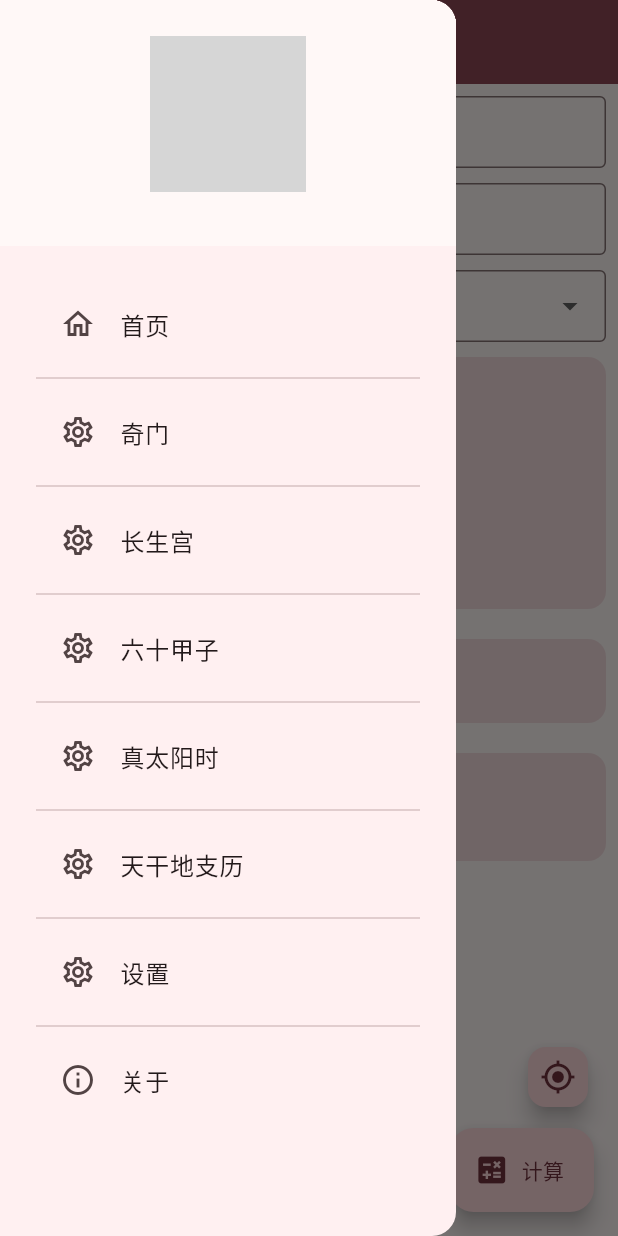
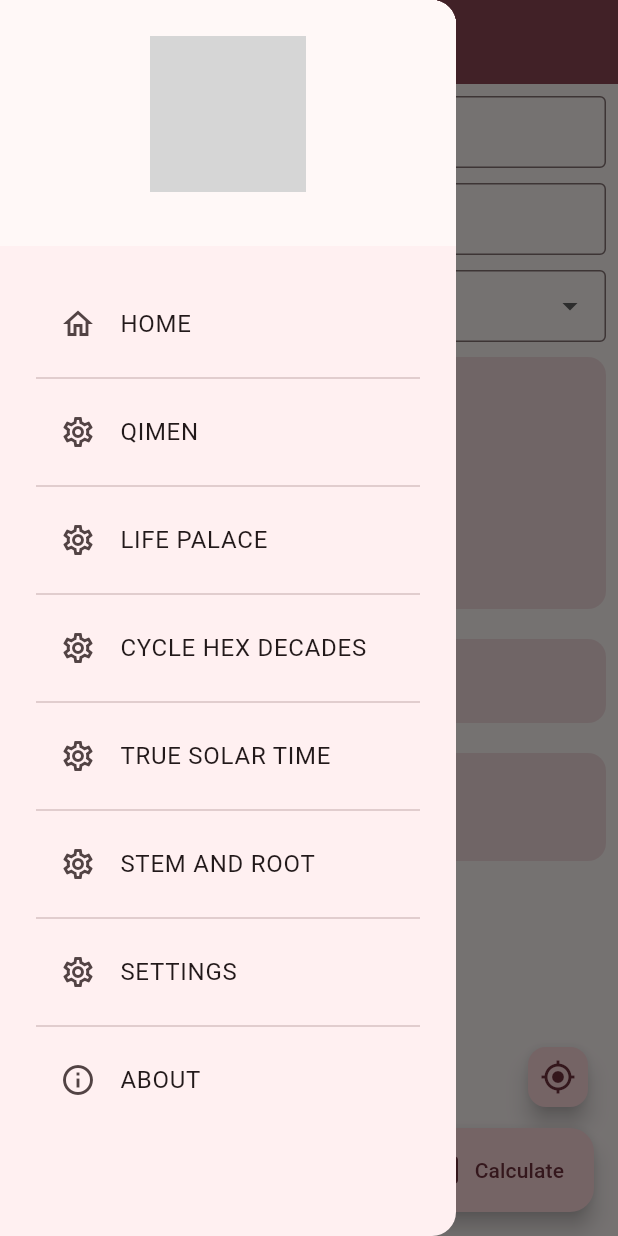
Before and after one commit to xuanyunhui/cfm-learning, a Flutter app: the SolarTimeScreen screen opened by its route, with the side drawer open, on a phone screen of 412 x 824 dp. Run offline on Flutter 3.47's test engine with Material 2 defaults, Android fonts, the phone set to English and light mode, and no system bars; our stand-ins replace flutter_native_timezone, geolocator, shared_preferences, timezone; missing offline and left inert: lunar, qimen; accounts and stored records are empty; network calls fail; grey boxes are pictures that could not be loaded.

Commit message:
国际化

```diff
--- a/lib/cycle_hex_decades.dart
+++ b/lib/cycle_hex_decades.dart
@@ -2,6 +2,7 @@ import 'package:flutter/material.dart';
 import 'package:lunar/calendar/util/LunarUtil.dart';
 
 import 'drawerbuilder.dart';
+import 'generated/l10n.dart';
 
 class CycleHexDecades extends StatefulWidget {
   const CycleHexDecades({super.key});
@@ -42,7 +43,7 @@ class _CycleHexDecades extends State<CycleHexDecades> {
 
     return Scaffold(
       appBar: AppBar(
-        title: const Text('六十甲子'),
+        title: Text(S.of(context).cycleTitle),
         centerTitle: true,
         backgroundColor: Theme.of(context).primaryColor,
       ),
@@ -61,10 +62,10 @@ class _CycleHexDecades extends State<CycleHexDecades> {
                   onChanged: (StemLabel? stem) {
                     selected.selectedStem.value = stem;
                   },
-                  decoration: const InputDecoration(
-                    labelText: '天干',
-                    border: OutlineInputBorder(),
-                    constraints: BoxConstraints(maxWidth: 100),
+                  decoration: InputDecoration(
+                    labelText: S.of(context).stem,
+                    border: const OutlineInputBorder(),
+                    constraints: const BoxConstraints(maxWidth: 100),
                     isDense: true
                   ),
                 ),
@@ -75,10 +76,10 @@ class _CycleHexDecades extends State<CycleHexDecades> {
                   onChanged: (RootLabel? root) {
                     selected.selectedRoot.value = root;
                   },
-                  decoration: const InputDecoration(
-                    labelText: '地支',
-                    border: OutlineInputBorder(),
-                    constraints: BoxConstraints(maxWidth: 100),
+                  decoration: InputDecoration(
+                    labelText: S.of(context).root,
+                    border: const OutlineInputBorder(),
+                    constraints: const BoxConstraints(maxWidth: 100),
                     isDense: true
                   ),
                 ),
--- a/lib/drawerbuilder.dart
+++ b/lib/drawerbuilder.dart
@@ -1,4 +1,6 @@
 import 'package:flutter/material.dart';
+
+import 'generated/l10n.dart';
 
 class NavigationDrawerBuilder extends StatelessWidget {
   const NavigationDrawerBuilder({Key? key}) : super(key: key);
@@ -49,7 +51,7 @@ class NavigationDrawerBuilder extends StatelessWidget {
             children: [
               ListTile(
                   leading: const Icon(Icons.home_outlined),
-                  title: const Text('首页'),
+                  title: Text(S.of(context).homeTitle),
                   onTap: () {
                     //close navigation drawer before
                     Navigator.pop(context);
@@ -59,7 +61,7 @@ class NavigationDrawerBuilder extends StatelessWidget {
               const Divider(),
               ListTile(
                   leading: const Icon(Icons.settings_outlined),
-                  title: const Text('奇门'),
+                  title: Text(S.of(context).qimenTitle),
                   onTap: () {
                     Navigator.pop(context);
                     Navigator.pushReplacementNamed(context, '/qimen');
@@ -67,7 +69,7 @@ class NavigationDrawerBuilder extends StatelessWidget {
               const Divider(),
               ListTile(
                   leading: const Icon(Icons.settings_outlined),
-                  title: const Text('长生宫'),
+                  title: Text(S.of(context).lifePalaceTitle),
                   onTap: () {
                     Navigator.pop(context);
                     Navigator.pushReplacementNamed(context, '/lifepalace');
@@ -75,7 +77,7 @@ class NavigationDrawerBuilder extends StatelessWidget {
               const Divider(),
               ListTile(
                   leading: const Icon(Icons.settings_outlined),
-                  title: const Text('六十甲子'),
+                  title: Text(S.of(context).cycleTitle),
                   onTap: () {
                     Navigator.pop(context);
                     Navigator.pushReplacementNamed(context, '/cyclehexdecades');
@@ -83,7 +85,7 @@ class NavigationDrawerBuilder extends StatelessWidget {
               const Divider(),
               ListTile(
                   leading: const Icon(Icons.settings_outlined),
-                  title: const Text('真太阳时'),
+                  title: Text(S.of(context).solarTimeTitle),
                   onTap: () {
                     Navigator.pop(context);
                     Navigator.pushReplacementNamed(context, '/solartime');
@@ -91,7 +93,7 @@ class NavigationDrawerBuilder extends StatelessWidget {
               const Divider(),
               ListTile(
                   leading: const Icon(Icons.settings_outlined),
-                  title: const Text('天干地支历'),
+                  title: Text(S.of(context).timesetTitle),
                   onTap: () {
                     // Navigator.pop(context);
                     Navigator.pushReplacementNamed(context, '/timesetcalendar');
@@ -99,7 +101,7 @@ class NavigationDrawerBuilder extends StatelessWidget {
               const Divider(),
               ListTile(
                   leading: const Icon(Icons.settings_outlined),
-                  title: const Text('设置'),
+                  title: Text(S.of(context).settingTitle),
                   onTap: () {
                     // Navigator.pop(context);
                     Navigator.pushReplacementNamed(context, '/settings');
@@ -107,7 +109,7 @@ class NavigationDrawerBuilder extends StatelessWidget {
               const Divider(),
               ListTile(
                 leading: const Icon(Icons.info_outline),
-                title: const Text('关于'),
+                title: Text(S.of(context).aboutTitle),
                 onTap: () {
                   showAboutDialog(
                     context: context,
--- /dev/null
+++ b/lib/l10n/intl_en.arb
@@ -0,0 +1,39 @@
+{
+    "homeTitle": "HOME",
+    "qimenTitle": "QIMEN",
+    "lifePalaceTitle": "LIFE PALACE",
+    "cycleTitle": "CYCLE HEX DECADES",
+    "solarTimeTitle": "TRUE SOLAR TIME",
+    "timesetTitle": "STEM AND ROOT",
+    "settingTitle": "SETTINGS",
+    "aboutTitle": "ABOUT",
+    "stem": "Stem",
+    "root": "Root",
+    "lifePalace": "Life Palace",
+    "homeDescribe": "The author is lazy and keeps the default page of this project, maybe we can add something here in the future.",
+    "refreshQuestion": "Refresh Question",
+    "date": "Date",
+    "time": "Time",
+    "theme": "Theme",
+    "tooltipGetLocation": "Get current location",
+    "getLocationHint": "Missing location...",
+    "calculateButton": "Calculate",
+    "latitudeLabel": "Latitude",
+    "longitudeLabel": "Longitude",
+    "timeZoneLabel": "Time Zone",
+    "equationOfTimeText": "EOT",
+    "solarTimeText": "TST",
+    "geographicalTimeDifferenceText": "GTD",
+    "lunarText": "Lunar",
+    "timesetText": "Timeset",
+    "yearStemText": "Year Stem",
+    "yearRootText": "Year Root",
+    "monthStemText": "Month Stem",
+    "monthRootText": "Month Root",
+    "dayStemText": "Day Stem",
+    "dayRootText": "Day Root",
+    "hourStemText": "Time Stem",
+    "hourRootText": "Time Root",
+    "gongliText": "Date"
+
+}
--- a/lib/qimen.dart
+++ b/lib/qimen.dart
@@ -8,6 +8,7 @@ import 'package:qimen/qimen.dart';
 
 import 'drawerbuilder.dart';
 import '../extensions/datetime_extensions.dart';
+import 'generated/l10n.dart';
 
 class QiMenContent extends StatefulWidget {
   final DateTime? date;
@@ -67,7 +68,7 @@ class _QiMenContentState extends State<QiMenContent>
 
     return Scaffold(
         appBar: AppBar(
-          title: const Text("奇门"),
+          title: Text(S.of(context).qimenTitle),
           centerTitle: true,
           backgroundColor: Theme.of(context).primaryColor,
         ),
@@ -83,9 +84,9 @@ class _QiMenContentState extends State<QiMenContent>
                     child: TextField(
                         controller:
                             dateController, //editing controller of this TextField
-                        decoration: const InputDecoration(
-                          border: OutlineInputBorder(),
-                          labelText: "日期",
+                        decoration: InputDecoration(
+                          border: const OutlineInputBorder(),
+                          labelText: S.of(context).date,
                           isDense: true,
                         ),
                         readOnly: true, // when true user cannot edit text
@@ -113,9 +114,9 @@ class _QiMenContentState extends State<QiMenContent>
                     child: TextField(
                         controller:
                             timeController, //editing controller of this TextField
-                        decoration: const InputDecoration(
-                            border: OutlineInputBorder(),
-                            labelText: "时间",
+                        decoration: InputDecoration(
+                            border: const OutlineInputBorder(),
+                            labelText: S.of(context).time,
                             isDense: true),
                         readOnly: true, // when true user cannot edit text
                         onTap: () async {
--- a/lib/settings.dart
+++ b/lib/settings.dart
@@ -4,6 +4,7 @@ import 'package:flutter/material.dart';
 import 'package:provider/provider.dart';
 
 import 'extensions/enum_type.dart';
+import 'generated/l10n.dart';
 
 class Settings extends StatefulWidget {
   const Settings({super.key});
@@ -36,7 +37,7 @@ class _SettingsState extends State<Settings> {
 
     return Scaffold(
       appBar: AppBar(
-        title: const Text('设置'),
+        title: Text(S.of(context).settingTitle),
         centerTitle: true,
         backgroundColor: Theme.of(context).primaryColor,
         ),
@@ -51,8 +52,8 @@ class _SettingsState extends State<Settings> {
               _setTheme(color.index);
             }
           },
-          decoration: const InputDecoration(
-              labelText: 'Theme', border: OutlineInputBorder(), isDense: true),
+          decoration: InputDecoration(
+              labelText: S.of(context).theme, border: const OutlineInputBorder(), isDense: true),
         ),
       ),
     );
--- a/lib/solar_time.dart
+++ b/lib/solar_time.dart
@@ -1,5 +1,4 @@
 import 'dart:math';
-import 'package:geolocator/geolocator.dart';
 import 'package:timezone/timezone.dart';
 
 class SolarTime {
--- a/lib/true_solar_time.dart
+++ b/lib/true_solar_time.dart
@@ -12,6 +12,7 @@ import 'package:timezone/timezone.dart';
 // import 'package:timezone/data/latest.dart' as tz;
 
 import 'extensions/datetime_extensions.dart';
+import 'generated/l10n.dart';
 import 'timeset_widget.dart';
 import 'drawerbuilder.dart';
 import 'solar_time.dart';
@@ -98,7 +99,7 @@ class _SolarTimeState extends State<SolarTimeScreen> {
     return Scaffold(
         resizeToAvoidBottomInset: false,
         appBar: AppBar(
-          title: const Text("真太阳时"),
+          title: Text(S.of(context).solarTimeTitle),
           centerTitle: true,
           backgroundColor: Theme.of(context).primaryColor,
         ),
@@ -116,7 +117,7 @@ class _SolarTimeState extends State<SolarTimeScreen> {
                   debugPrint(error.toString());
                 });
               },
-              tooltip: 'Get current location',
+              tooltip: S.of(context).tooltipGetLocation,
               child: const Icon(Icons.my_location),
             ),
             const SizedBox(
@@ -127,8 +128,8 @@ class _SolarTimeState extends State<SolarTimeScreen> {
                 if (_latitudeController.text.isEmpty ||
                     _longitudeController.text.isEmpty) {
                   ScaffoldMessenger.of(context).showSnackBar(
-                    const SnackBar(
-                      content: Text('请输入经纬度'),
+                    SnackBar(
+                      content: Text(S.of(context).getLocationHint),
                     ),
                   );
                   return;
@@ -145,7 +146,7 @@ class _SolarTimeState extends State<SolarTimeScreen> {
                     double.parse(_longitudeController.text));
               },
               tooltip: '计算真太阳时',
-              label: const Text('计算'),
+              label: Text(S.of(context).calculateButton),
               icon: const Icon(Icons.calculate),
               heroTag: null,
             ),
@@ -161,9 +162,9 @@ class _SolarTimeState extends State<SolarTimeScreen> {
                     child: TextField(
                         controller:
                             dateController, //editing controller of this TextField
-                        decoration: const InputDecoration(
-                          border: OutlineInputBorder(),
-                          labelText: "日期",
+                        decoration: InputDecoration(
+                          border: const OutlineInputBorder(),
+                          labelText: S.of(context).date,
                           isDense: true,
                         ),
                         readOnly: true, // when true user cannot edit text
@@ -189,9 +190,9 @@ class _SolarTimeState extends State<SolarTimeScreen> {
                     child: TextField(
                         controller:
                             timeController, //editing controller of this TextField
-                        decoration: const InputDecoration(
-                            border: OutlineInputBorder(),
-                            labelText: "时间",
+                        decoration: InputDecoration(
+                            border: const OutlineInputBorder(),
+                            labelText: S.of(context).time,
                             isDense: true),
                         readOnly: true, // when true user cannot edit text
                         onTap: () async {
@@ -218,9 +219,9 @@ class _SolarTimeState extends State<SolarTimeScreen> {
                   Expanded(
                     child: TextField(
                       controller: _latitudeController,
-                      decoration: const InputDecoration(
-                          border: OutlineInputBorder(),
-                          labelText: 'Latitude',
+                      decoration: InputDecoration(
+                          border: const OutlineInputBorder(),
+                          labelText: S.of(context).latitudeLabel,
                           isDense: true),
                     ),
                   ),
@@ -228,9 +229,9 @@ class _SolarTimeState extends State<SolarTimeScreen> {
                   Expanded(
                     child: TextField(
                       controller: _longitudeController,
-                      decoration: const InputDecoration(
-                          border: OutlineInputBorder(),
-                          labelText: 'Longitude',
+                      decoration: InputDecoration(
+                          border: const OutlineInputBorder(),
+                          labelText: S.of(context).longitudeLabel,
                           isDense: true),
                     ),
                   ),
@@ -248,9 +249,9 @@ class _SolarTimeState extends State<SolarTimeScreen> {
                 onChanged: (Location? tLocation) {
                   location.location.value = tLocation!;
                 },
-                decoration: const InputDecoration(
-                    labelText: '时区',
-                    border: OutlineInputBorder(),
+                decoration: InputDecoration(
+                    labelText: S.of(context).timeZoneLabel,
+                    border: const OutlineInputBorder(),
                     isDense: true),
               ),
               Card(
@@ -264,19 +265,19 @@ class _SolarTimeState extends State<SolarTimeScreen> {
                     return Column(
                       children: [
                         ListTile(
-                          leading: const Text('均时差：'),
+                          leading: Text("${S.of(context).equationOfTimeText}:"),
                           title: Text(value != null
                               ? formatDuration(value.equationOfTime)
                               : ""),
                         ),
                         ListTile(
-                          leading: const Text('地理时差：'),
+                          leading: Text("${S.of(context).geographicalTimeDifferenceText}:"),
                           title: Text(value != null
                               ? formatDuration(value.geoTimeDifference)
                               : ""),
                         ),
                         ListTile(
-                            leading: const Text('真太阳时：'),
+                            leading: Text("${S.of(context).solarTimeText}:"),
                             title: Text(value != null
                                 ? DateFormat('y/MM/dd HH:mm:ss')
                                     .format(value.localSolarTime)
@@ -331,7 +332,7 @@ class _SolarTimeState extends State<SolarTimeScreen> {
                     return Column(
                       children: [
                         ListTile(
-                          leading: const Text('农历:'),
+                          leading: Text("${S.of(context).lunarText}:"),
                           title: lunar != null
                               ? Text(lunar.toString())
                               : const Text(""),
@@ -359,7 +360,7 @@ class _SolarTimeState extends State<SolarTimeScreen> {
                     return Column(
                       children: [
                         ListTile(
-                          title: const Text('时间局'),
+                          title: Text("${S.of(context).timesetText}:"),
                           subtitle: timeset != null
                               ? TimesetWidget(timeset: timeset)
                               : const Text(""),
```
Also changed, not shown: lib/home.dart (+6 -19 lines), lib/l10n/intl_zh_CN.arb (added, +38 -0 lines), lib/life_place.dart (+15 -14 lines), lib/main.dart (+4 -30 lines), lib/timeset_calendar.dart (+27 -26 lines), pubspec.yaml (+2 -5 lines), lib/generated/intl/messages_all.dart (added), lib/generated/intl/messages_en.dart (added), lib/generated/intl/messages_zh_CN.dart (added), lib/generated/l10n.dart (added).
